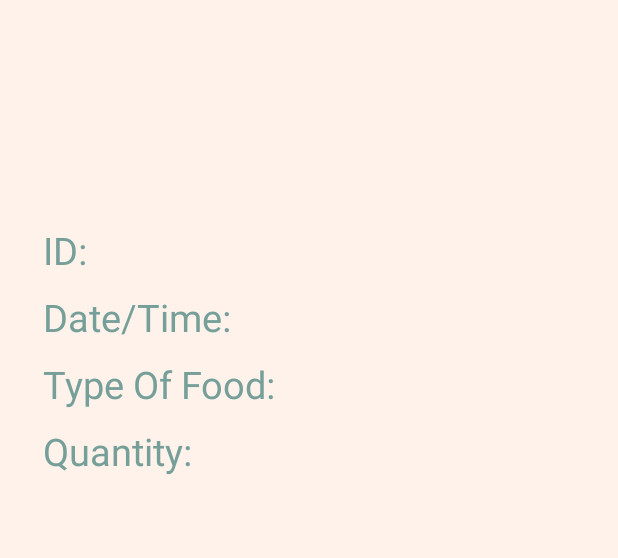
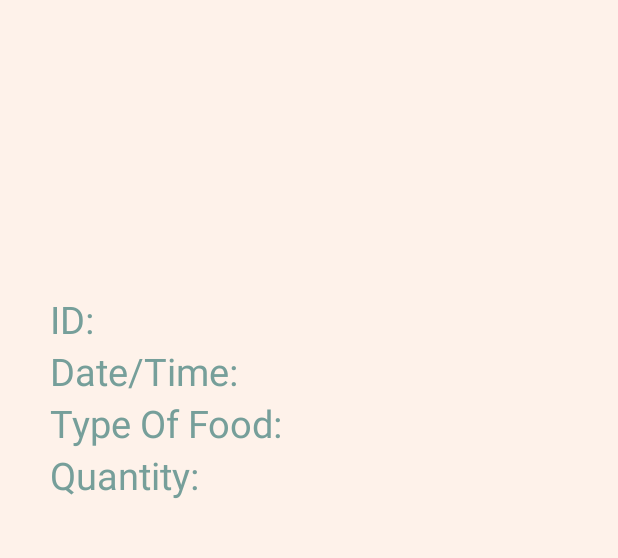
Before and after one commit to bontsdivina/CC107_Sat7301230Group1, an Android app: the FeedDetails screen opened directly, with no data from a screen before it, on a phone screen of 412 x 824 dp, the part 462-1020 px from its top. Run offline under Robolectric (Android 15) with nearby library versions, the phone set to English and light mode, and no system bars; our stand-ins replace Volley; 5 statements that could not run were skipped.

Commit message:
Update feed_details.xml

```diff
--- a/Group1_PROJECT/ANDROID/app/src/main/res/layout/feed_details.xml
+++ b/Group1_PROJECT/ANDROID/app/src/main/res/layout/feed_details.xml
@@ -22,53 +22,53 @@
         app:srcCompat="@drawable/logo1" />
 
     <LinearLayout
-        android:layout_width="373dp"
-        android:layout_height="190dp"
-        android:layout_marginEnd="7dp"
+        android:layout_width="369dp"
+        android:layout_height="204dp"
         android:orientation="vertical"
         app:layout_constraintBottom_toTopOf="@+id/guideline27"
         app:layout_constraintEnd_toEndOf="parent"
-        app:layout_constraintHorizontal_bias="0.577"
         app:layout_constraintStart_toStartOf="parent"
-        app:layout_constraintTop_toTopOf="@+id/guideline26"
-        app:layout_constraintVertical_bias="0.23">
-
+        app:layout_constraintTop_toTopOf="@+id/guideline26">
 
         <TextView
             android:id="@+id/txtid"
             android:layout_width="match_parent"
             android:layout_height="wrap_content"
-            android:layout_marginBottom="10dp"
             android:text="  ID:   "
             android:textColor="#769F9A"
-            android:textSize="25sp" />
+            android:textSize="25sp"
+            tools:layout_editor_absoluteX="-6dp"
+            tools:layout_editor_absoluteY="432dp" />
 
         <TextView
             android:id="@+id/txtDate"
             android:layout_width="match_parent"
             android:layout_height="wrap_content"
-            android:layout_marginBottom="10dp"
             android:text="  Date/Time:  "
             android:textColor="#769F9A"
-            android:textSize="25sp" />
+            android:textSize="25sp"
+            tools:layout_editor_absoluteX="10dp"
+            tools:layout_editor_absoluteY="476dp" />
 
         <TextView
             android:id="@+id/txtType"
             android:layout_width="match_parent"
             android:layout_height="wrap_content"
-            android:layout_marginBottom="10dp"
             android:text="  Type Of Food:  "
             android:textColor="#769F9A"
-            android:textSize="25sp" />
+            android:textSize="25sp"
+            tools:layout_editor_absoluteX="-13dp"
+            tools:layout_editor_absoluteY="520dp" />
 
         <TextView
             android:id="@+id/txtQuantity"
             android:layout_width="match_parent"
             android:layout_height="wrap_content"
-            android:layout_marginBottom="10dp"
             android:text="  Quantity:   "
             android:textColor="#769F9A"
-            android:textSize="25sp" />
+            android:textSize="25sp"
+            tools:layout_editor_absoluteX="26dp"
+            tools:layout_editor_absoluteY="561dp" />
 
     </LinearLayout>
 
```
